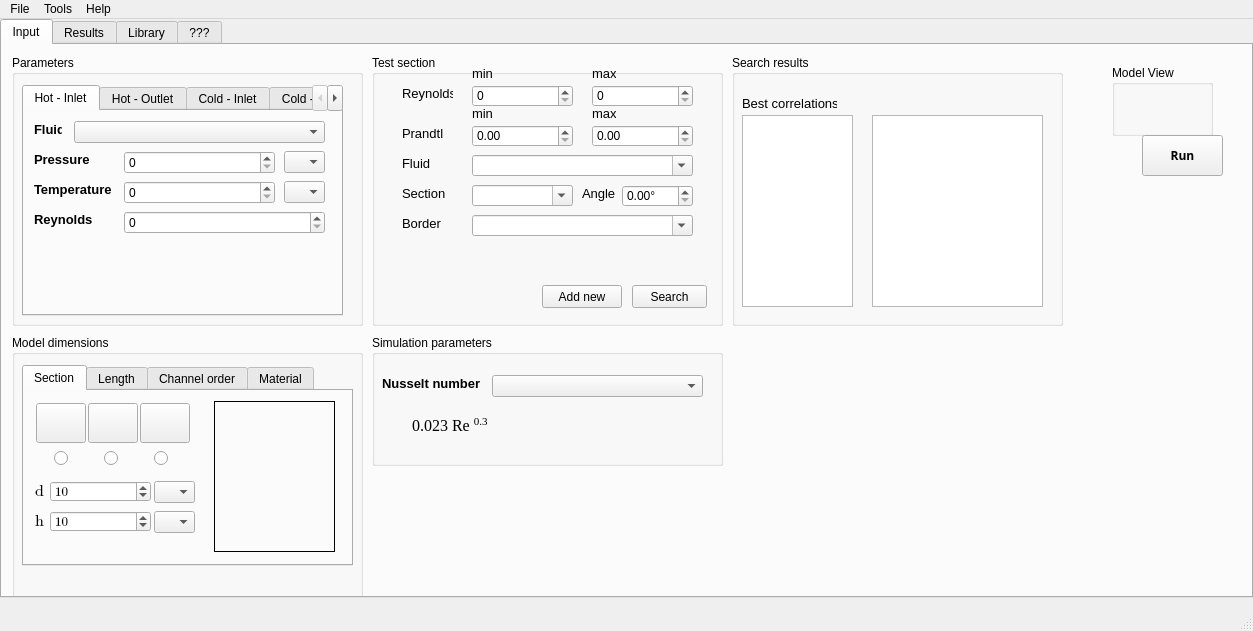
The window that mainwindow.ui (ateixeira0163/PCHE) describes before a commit, drawn with Qt 5.
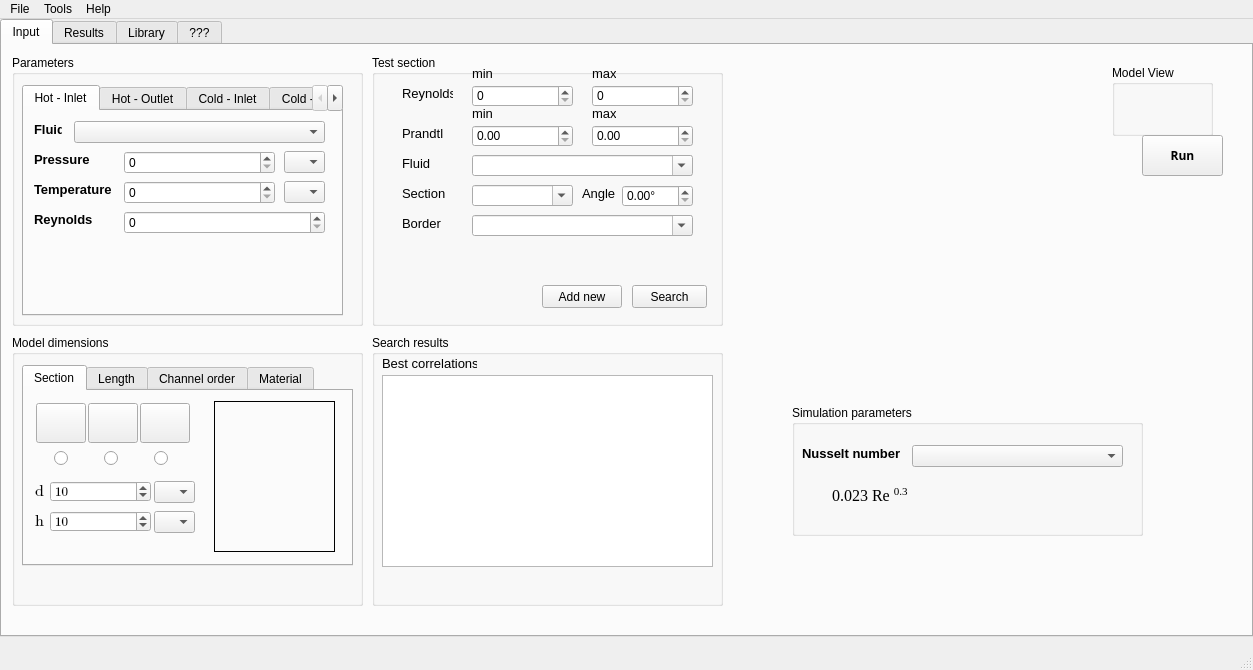
The same window after the commit. Icons and pictures are not drawn.

Commit message: - Added all information results - Remove qDebugs from correlation.cpp - Change the score system for Re and Pr Ranges - Little fixes

Patch:
```diff
--- a/mainwindow.ui
+++ b/mainwindow.ui
@@ -7,7 +7,7 @@
     <x>0</x>
     <y>0</y>
     <width>1253</width>
-    <height>631</height>
+    <height>670</height>
    </rect>
   </property>
   <property name="windowTitle">
@@ -852,8 +852,8 @@
        <widget class="QGroupBox" name="inputParametersBox_2">
         <property name="geometry">
          <rect>
-          <x>370</x>
-          <y>290</y>
+          <x>790</x>
+          <y>360</y>
           <width>351</width>
           <height>131</height>
          </rect>
@@ -1242,39 +1242,20 @@
        <widget class="QGroupBox" name="groupBox_2">
         <property name="geometry">
          <rect>
-          <x>730</x>
-          <y>10</y>
-          <width>331</width>
+          <x>370</x>
+          <y>290</y>
+          <width>351</width>
           <height>271</height>
          </rect>
         </property>
         <property name="title">
          <string>Search results </string>
         </property>
-        <widget class="QListView" name="listSearchResults">
-         <property name="geometry">
-          <rect>
-           <x>10</x>
-           <y>60</y>
-           <width>111</width>
-           <height>192</height>
-          </rect>
-         </property>
-         <property name="cursor" stdset="0">
-          <cursorShape>PointingHandCursor</cursorShape>
-         </property>
-         <property name="focusPolicy">
-          <enum>Qt::WheelFocus</enum>
-         </property>
-         <property name="editTriggers">
-          <set>QAbstractItemView::NoEditTriggers</set>
-         </property>
-        </widget>
         <widget class="QLabel" name="label_24">
          <property name="geometry">
           <rect>
            <x>10</x>
-           <y>40</y>
+           <y>20</y>
            <width>95</width>
            <height>16</height>
           </rect>
@@ -1291,9 +1272,9 @@
         <widget class="QTableView" name="tableView">
          <property name="geometry">
           <rect>
-           <x>140</x>
-           <y>60</y>
-           <width>171</width>
+           <x>10</x>
+           <y>40</y>
+           <width>331</width>
            <height>192</height>
           </rect>
          </property>
@@ -1301,7 +1282,7 @@
           <bool>false</bool>
          </property>
          <attribute name="horizontalHeaderVisible">
-          <bool>false</bool>
+          <bool>true</bool>
          </attribute>
          <attribute name="verticalHeaderVisible">
           <bool>false</bool>
```
Left out of the diff: 45 changed lines with no effect on the pictures. The commit also changes 6 other files.
